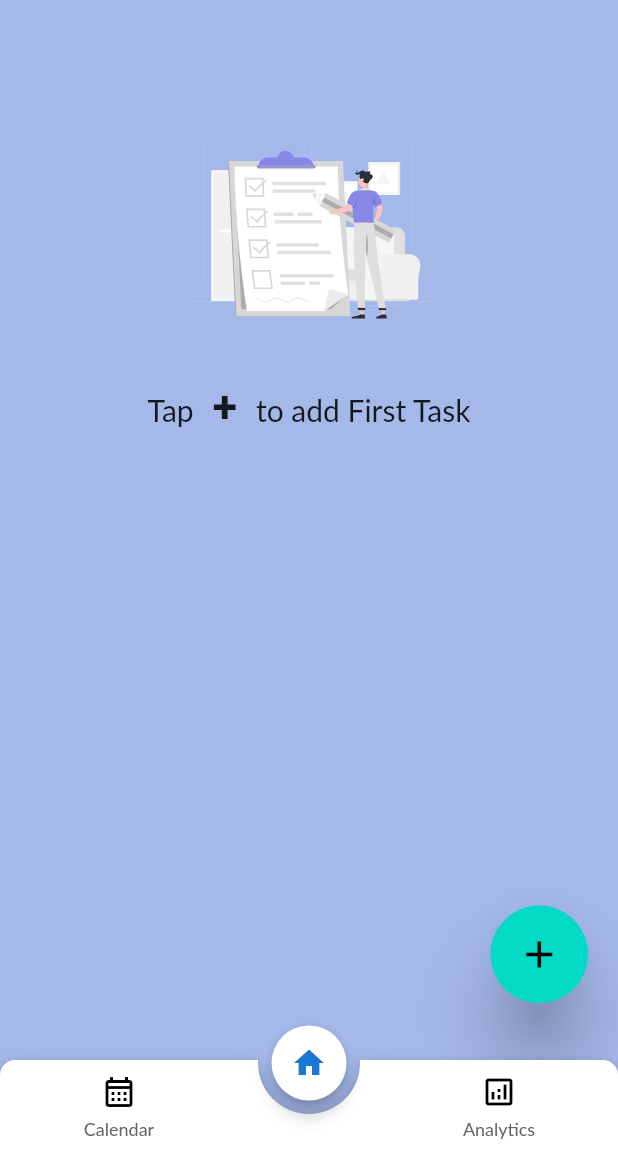
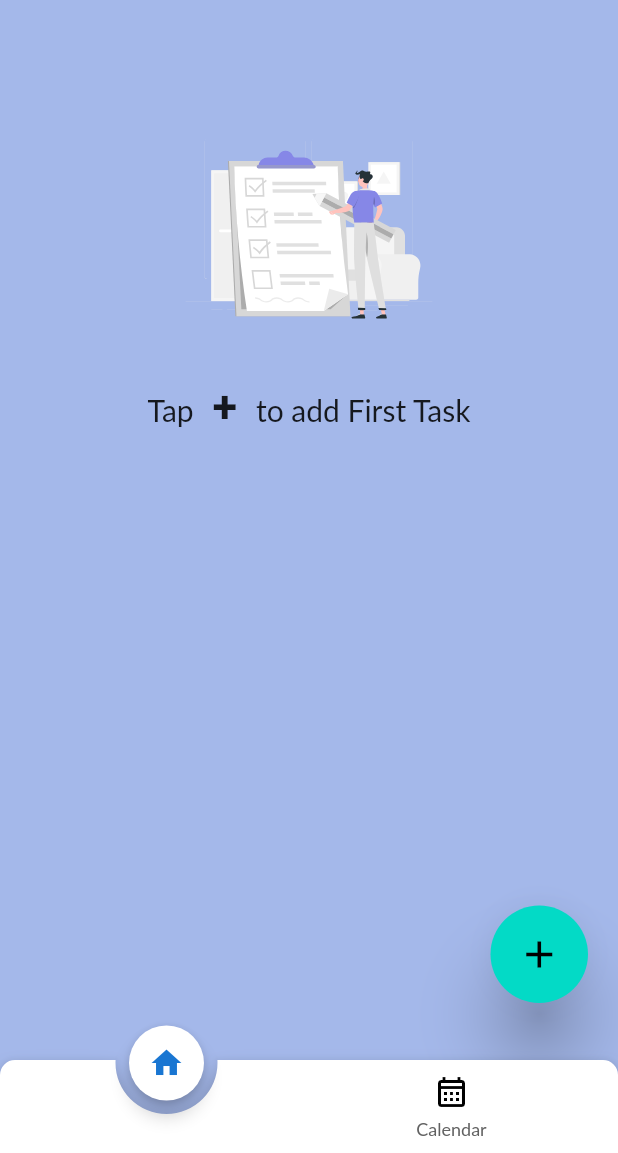
Before and after one commit to SaqibWani273/to_do_list, a Flutter app: the screen it shows once a user with an empty profile is signed in, on a phone screen of 412 x 824 dp, the part 83-1236 px from its top. Run offline on Flutter 3.47's test engine with Material 2 defaults, Android fonts, the phone set to English and light mode, and no system bars; drawn by our look-alikes of animated_notch_bottom_bar; our stand-ins replace another_flushbar, cached_network_image, cloud_firestore, connectivity_plus, country_picker, device_info_plus and 12 more; accounts and stored records are empty; Roboto replaces fonts that are missing (Lato).

Commit message:
Removed focus (Analytics) screen

```diff
--- a/lib/constants/bottom_bar_list.dart
+++ b/lib/constants/bottom_bar_list.dart
@@ -2,19 +2,14 @@ import 'package:flutter/material.dart';
 import 'package:to_do_list/model/bottom_item_model.dart';
 
 final List<BottomItemModel> bottomBarList = [
-  BottomItemModel(
-    activeIcon: Icons.calendar_month,
-    label: 'Calendar',
-    notActiveIcon: Icons.calendar_month_outlined,
-  ),
   BottomItemModel(
     activeIcon: Icons.home,
     label: 'Home',
     notActiveIcon: Icons.home_outlined,
   ),
   BottomItemModel(
-    activeIcon: Icons.analytics,
-    label: 'Analytics',
-    notActiveIcon: Icons.analytics_outlined,
+    activeIcon: Icons.calendar_month,
+    label: 'Calendar',
+    notActiveIcon: Icons.calendar_month_outlined,
   ),
 ];
--- a/lib/utility/get_tasks_list.dart
+++ /dev/null
@@ -1,5 +0,0 @@
-import 'dart:developer';
-
-import 'package:cloud_firestore/cloud_firestore.dart';
-
-import '../model/task.dart';
--- a/lib/view/screens/dashboard_screen.dart
+++ b/lib/view/screens/dashboard_screen.dart
@@ -25,8 +25,8 @@ class DashboardScreen extends ConsumerStatefulWidget {
 }
 
 class _DashboardScreenState extends ConsumerState<DashboardScreen> {
-  final _pageController = PageController(initialPage: 1);
-  final _notchController = NotchBottomBarController(index: 1);
+  final _pageController = PageController(initialPage: 0);
+  final _notchController = NotchBottomBarController(index: 0);
   UserModel? userProfile;
   var loadingData = true;
   late List<Task>? tasksList;
@@ -76,7 +76,7 @@ class _DashboardScreenState extends ConsumerState<DashboardScreen> {
 
     return SafeArea(
       child: Scaffold(
-          appBar: CustomAppBar(
+          appBar: const CustomAppBar(
             height: 62,
             leadingWidth: 57,
             centerTitle: true,
@@ -84,9 +84,8 @@ class _DashboardScreenState extends ConsumerState<DashboardScreen> {
           body: PageView(
             controller: _pageController,
             children: [
+              HomeScreen(tasksList: tasksList),
               CalendarScreen(tasksList: tasksList),
-              HomeScreen(tasksList: tasksList),
-              const FocusScreen()
             ],
           ),
           extendBody:
@@ -112,29 +111,11 @@ class _DashboardScreenState extends ConsumerState<DashboardScreen> {
                     ))
                 .toList(),
             onTap: (value) {
-              log('value = $value');
               _pageController.animateToPage(value,
                   duration: const Duration(milliseconds: 400),
                   curve: Curves.easeIn);
             },
-          )
-          //  CustomBottomAppBar(
-          //   onChanged: (BottomBarEnum type) {},
-
-          ),
+          )),
     );
   }
 }
-
-class FocusScreen extends StatelessWidget {
-  const FocusScreen({super.key});
-
-  @override
-  Widget build(BuildContext context) {
-    return Container(
-      child: const Center(
-        child: Text('Focus'),
-      ),
-    );
-  }
-}
--- a/lib/view/screens/edit_profile_screen.dart
+++ b/lib/view/screens/edit_profile_screen.dart
@@ -1,11 +1,9 @@
-import 'dart:developer';
 import 'dart:io';
 
 import 'package:firebase_auth/firebase_auth.dart';
 import 'package:flutter/material.dart';
 import 'package:flutter_riverpod/flutter_riverpod.dart';
 import 'package:to_do_list/utility/get_image_url.dart';
-import 'package:to_do_list/view_model/sqf_data.dart';
 import 'package:to_do_list/view_model/user_provider.dart';
 
 import '../../model/user_model.dart';
--- a/lib/view/widgets/app_bar/custom_app_bar.dart
+++ b/lib/view/widgets/app_bar/custom_app_bar.dart
@@ -1,6 +1,5 @@
 import 'package:flutter/material.dart';
 import 'package:flutter_riverpod/flutter_riverpod.dart';
-import 'package:to_do_list/model/user_model.dart';
 import 'package:to_do_list/view/screens/profile_screen.dart';
 import 'package:to_do_list/view_model/user_provider.dart';
 import 'dart:ui' as ui;
@@ -8,13 +7,12 @@ import 'dart:ui' as ui;
 import '../../../constants/image_constants.dart';
 import '../../../constants/theme/custom_theme.dart';
 import '../custom_image_view.dart';
-import 'custom_menu_bar_widget.dart';
 import 'custom_menu_overlay.dart';
 
 // ignore: must_be_immutable
 class CustomAppBar extends ConsumerWidget implements PreferredSizeWidget {
   //when using implements we assure that we'll implement all the methods of parent class
-  CustomAppBar({
+  const CustomAppBar({
     Key? key,
     this.height,
     this.leadingWidth,
@@ -44,7 +42,7 @@ class CustomAppBar extends ConsumerWidget implements PreferredSizeWidget {
       leading: InkWell(
         onTap: () => showCustomMenu(context, ref),
         child: Padding(
-          padding: EdgeInsets.only(
+          padding: const EdgeInsets.only(
             left: 33,
             top: 16,
             bottom: 16,
@@ -81,12 +79,12 @@ class CustomAppBar extends ConsumerWidget implements PreferredSizeWidget {
                 ));
           },
           child: Padding(
-            padding: EdgeInsets.symmetric(
+            padding: const EdgeInsets.symmetric(
               horizontal: 24,
               vertical: 7,
             ),
             child: userProfile == null
-                ? CircleAvatar(
+                ? const CircleAvatar(
                     radius: 25,
                     backgroundImage: AssetImage(ImageConstant.unkonwnUser),
                   )
--- a/lib/view_model/task_provider.dart
+++ b/lib/view_model/task_provider.dart
@@ -1,5 +1,4 @@
 import 'dart:developer';
-import 'dart:ffi';
 
 import 'package:cloud_firestore/cloud_firestore.dart';
 import 'package:firebase_auth/firebase_auth.dart';
@@ -7,13 +6,10 @@ import 'package:flutter/material.dart';
 import 'package:flutter_riverpod/flutter_riverpod.dart';
 import 'package:shared_preferences/shared_preferences.dart';
 import 'package:sqflite/sqflite.dart' as sqflite;
-import 'package:path_provider/path_provider.dart' as path_provider;
 import 'package:path/path.dart' as path;
 import 'package:to_do_list/constants/other_constants.dart';
-import 'package:uuid/uuid.dart';
 
 import '../model/task.dart';
-import '../view/screens/add_task_screen.dart';
 
 List<Task> completeTasksList = [];
 final userId = FirebaseAuth.instance.currentUser!.uid;
```
Also changed, not shown: lib/constants/other_constants.dart (+4 -4 lines), lib/view/screens/profile_screen.dart (+21 -22 lines).
